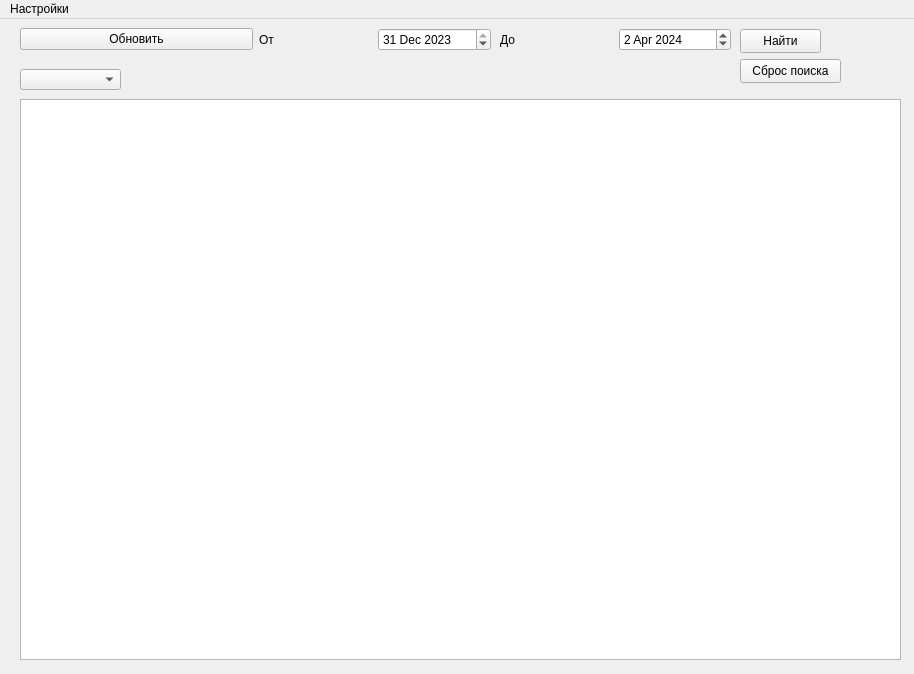
Above: ui/Apogei_ui.ui from Minkuss/apogei before the change. Below: the same form after it.
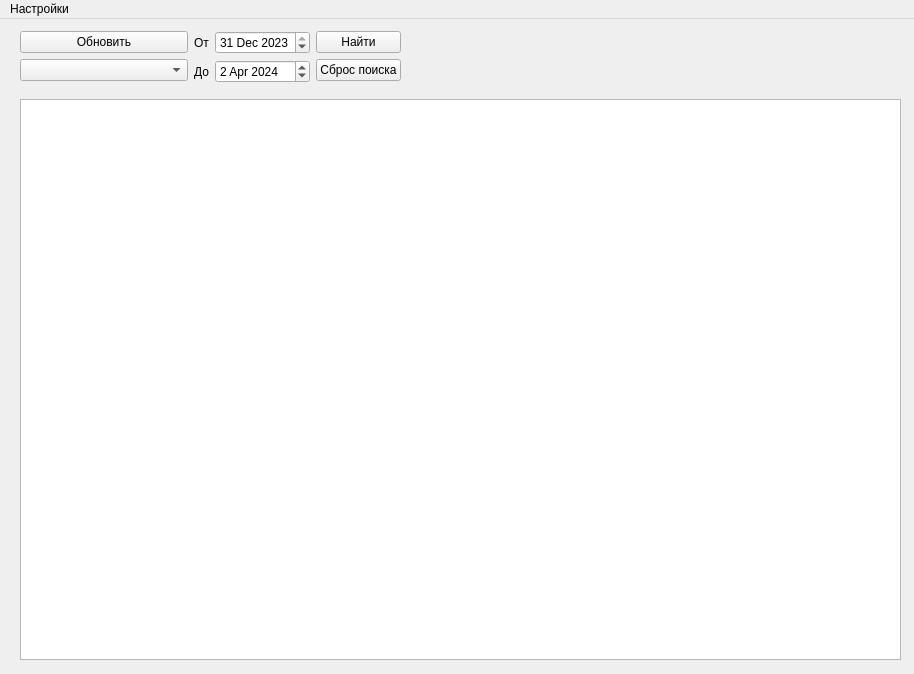
That is the form after the change.

The edit to the form file:
```diff
--- a/ui/Apogei_ui.ui
+++ b/ui/Apogei_ui.ui
@@ -14,16 +14,28 @@
    <string>MainWindow</string>
   </property>
   <widget class="QWidget" name="centralwidget">
-   <widget class="QWidget" name="layoutWidget">
+   <widget class="QTableWidget" name="tableWidget">
     <property name="geometry">
      <rect>
       <x>20</x>
-      <y>0</y>
-      <width>471</width>
-      <height>41</height>
+      <y>80</y>
+      <width>881</width>
+      <height>561</height>
      </rect>
     </property>
-    <layout class="QHBoxLayout" name="horizontalLayout_2">
+   </widget>
+   <widget class="QWidget" name="">
+    <property name="geometry">
+     <rect>
+      <x>20</x>
+      <y>8</y>
+      <width>381</width>
+      <height>60</height>
+     </rect>
+    </property>
+    <layout class="QGridLayout" name="gridLayout">
+     <item row="0" column="0">
+      <layout class="QVBoxLayout" name="verticalLayout_3">
      <item>
       <widget class="QPushButton" name="pushButton_2">
        <property name="text">
@@ -32,7 +44,16 @@
       </widget>
      </item>
      <item>
-      <layout class="QHBoxLayout" name="horizontalLayout">
+        <widget class="QComboBox" name="comboBox"/>
+       </item>
+      </layout>
+     </item>
+     <item row="0" column="1">
+      <layout class="QHBoxLayout" name="horizontalLayout_3">
+       <item>
+        <layout class="QVBoxLayout" name="verticalLayout">
+         <item>
+          <layout class="QHBoxLayout" name="horizontalLayout_2">
        <item>
         <widget class="QLabel" name="label">
          <property name="text">
@@ -56,18 +77,8 @@
        </item>
       </layout>
      </item>
-    </layout>
-   </widget>
-   <widget class="QWidget" name="layoutWidget_2">
-    <property name="geometry">
-     <rect>
-      <x>500</x>
-      <y>5</y>
-      <width>231</width>
-      <height>31</height>
-     </rect>
-    </property>
-    <layout class="QHBoxLayout" name="horizontalLayout_3">
+         <item>
+          <layout class="QHBoxLayout" name="horizontalLayout">
      <item>
       <widget class="QLabel" name="label_2">
        <property name="text">
@@ -90,52 +101,30 @@
       </widget>
      </item>
     </layout>
-   </widget>
-   <widget class="QPushButton" name="pushButton_3">
-    <property name="geometry">
-     <rect>
-      <x>740</x>
-      <y>40</y>
-      <width>101</width>
-      <height>24</height>
-     </rect>
-    </property>
-    <property name="text">
-     <string>Сброс поиска</string>
-    </property>
-   </widget>
-   <widget class="QTableWidget" name="tableWidget">
-    <property name="geometry">
-     <rect>
-      <x>20</x>
-      <y>80</y>
-      <width>881</width>
-      <height>561</height>
-     </rect>
-    </property>
-   </widget>
-   <widget class="QComboBox" name="comboBox">
-    <property name="geometry">
-     <rect>
-      <x>20</x>
-      <y>50</y>
-      <width>101</width>
-      <height>21</height>
-     </rect>
-    </property>
-   </widget>
+         </item>
+        </layout>
+       </item>
+       <item>
+        <layout class="QVBoxLayout" name="verticalLayout_2">
+         <item>
    <widget class="QPushButton" name="pushButton">
-    <property name="geometry">
-     <rect>
-      <x>740</x>
-      <y>10</y>
-      <width>81</width>
-      <height>24</height>
-     </rect>
-    </property>
     <property name="text">
      <string>Найти</string>
     </property>
+          </widget>
+         </item>
+         <item>
+          <widget class="QPushButton" name="pushButton_3">
+           <property name="text">
+            <string>Сброс поиска</string>
+           </property>
+          </widget>
+         </item>
+        </layout>
+       </item>
+      </layout>
+     </item>
+    </layout>
    </widget>
   </widget>
   <widget class="QMenuBar" name="menubar">
```
Lines whose indentation alone changed are shown as unchanged.
